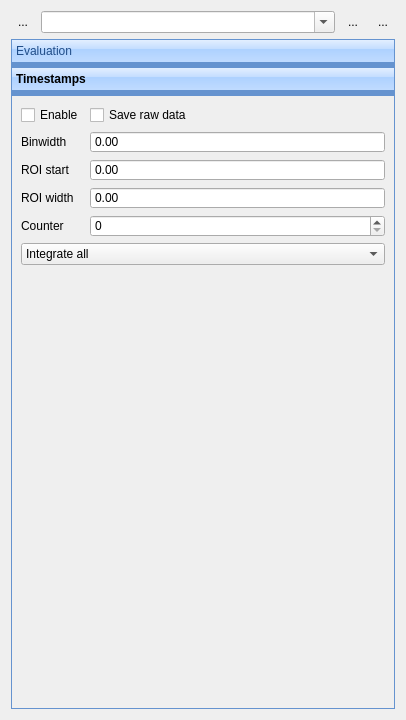
Qt form ui/EvaluationControl.ui (pyIonControl/IonControl) before a commit.
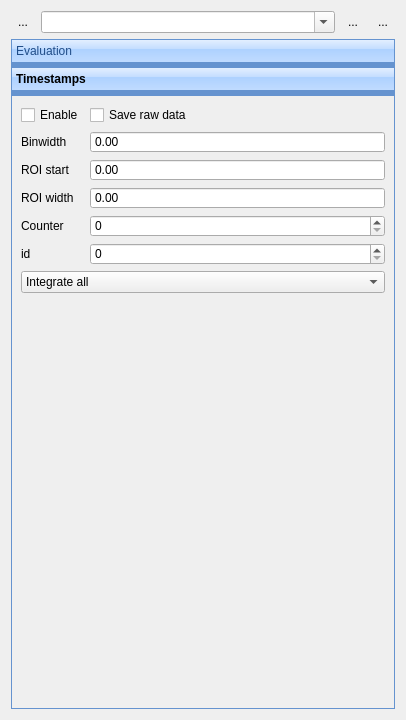
The same form after that commit. The open tabs and pages were chosen to show the change. Icons and pictures are not drawn. Custom widgets are drawn as their Qt base class.

Commit message: add id to timestamping channel select

```diff
--- a/ui/EvaluationControl.ui
+++ b/ui/EvaluationControl.ui
@@ -256,8 +256,8 @@
        <rect>
         <x>0</x>
         <y>0</y>
-        <width>172</width>
-        <height>171</height>
+        <width>386</width>
+        <height>616</height>
        </rect>
       </property>
       <attribute name="label">
@@ -352,7 +352,7 @@
          </property>
         </widget>
        </item>
-       <item row="5" column="0" colspan="2">
+       <item row="6" column="0" colspan="2">
         <widget class="QComboBox" name="integrateCombo">
          <item>
           <property name="text">
@@ -371,7 +371,7 @@
          </item>
         </widget>
        </item>
-       <item row="6" column="0">
+       <item row="7" column="0">
         <spacer name="verticalSpacer_2">
          <property name="orientation">
           <enum>Qt::Vertical</enum>
@@ -384,6 +384,20 @@
          </property>
         </spacer>
        </item>
+       <item row="5" column="1">
+        <widget class="QSpinBox" name="idSpinBox">
+         <property name="maximum">
+          <number>7</number>
+         </property>
+        </widget>
+       </item>
+       <item row="5" column="0">
+        <widget class="QLabel" name="label_13">
+         <property name="text">
+          <string>id</string>
+         </property>
+        </widget>
+       </item>
       </layout>
      </widget>
     </widget>
```
Left out of the diff: 2 changed lines with no effect on the pictures. The commit also changes 2 other files.
